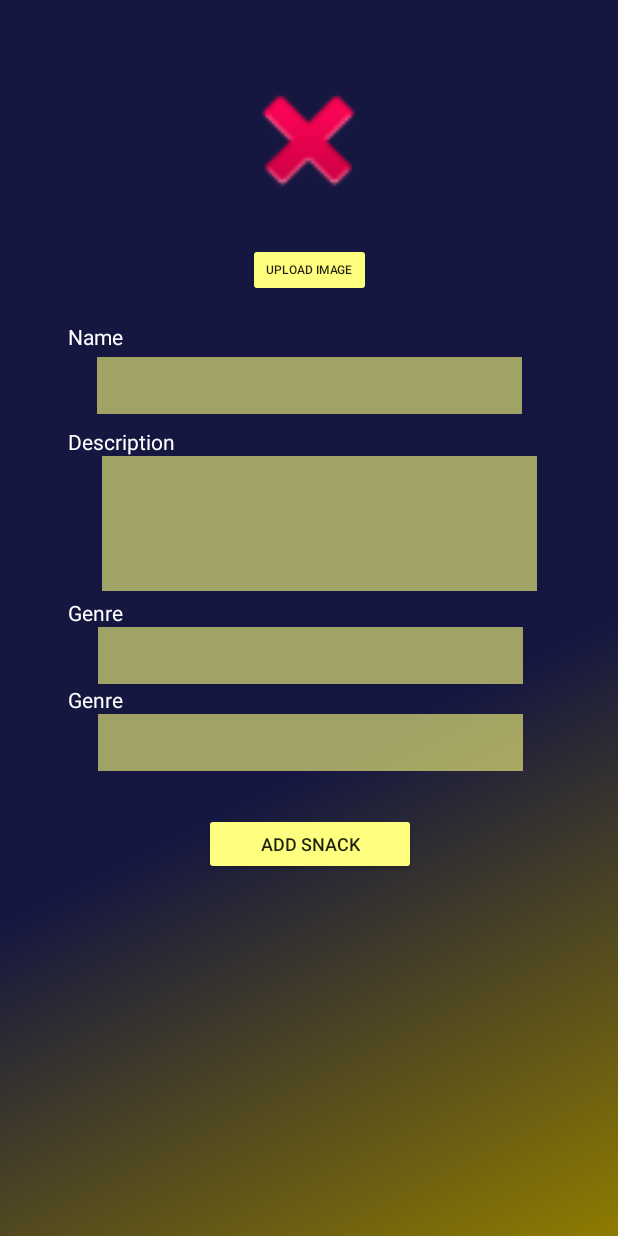
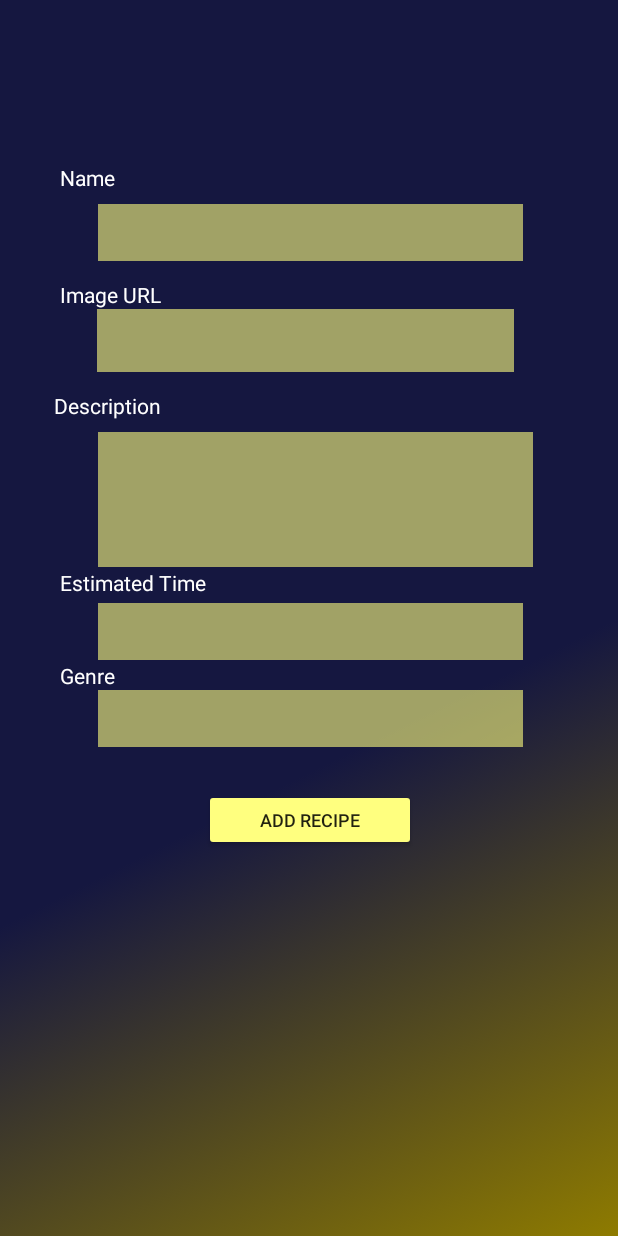
Before and after one commit to getll/PopNWatch, an Android app: the AddRecipeActivity screen opened directly, with no data from a screen before it, on a phone screen of 412 x 824 dp. Run offline under Robolectric (Android 15) with nearby library versions, the phone set to English and light mode, and no system bars.

Commit message:
fixed db shit

```diff
--- a/PopNWatch/app/src/main/java/com/example/popnwatch/AddRecipeActivity.java
+++ b/PopNWatch/app/src/main/java/com/example/popnwatch/AddRecipeActivity.java
@@ -3,12 +3,37 @@ package com.example.popnwatch;
 import androidx.appcompat.app.AppCompatActivity;
 
 import android.os.Bundle;
+import android.view.View;
+import android.widget.Button;
+import android.widget.EditText;
+import android.widget.Toast;
 
 public class AddRecipeActivity extends AppCompatActivity {
+
+    EditText name,img, desc, eta, genre;
+    Button addRecipe;
 
     @Override
     protected void onCreate(Bundle savedInstanceState) {
         super.onCreate( savedInstanceState );
         setContentView( R.layout.activity_add_recipe );
+
+        name = findViewById(R.id.nameRecipeEditTextView);
+        img = findViewById(R.id.imgURLTextPersonName);
+        desc = findViewById(R.id.descriptionEditTextview);
+        eta = findViewById(R.id.etaEditTextView);
+        genre = findViewById(R.id.genreRecipeEditTextView);
+
+        addRecipe = findViewById(R.id.addRecipeButton);
+
+        addRecipe.setOnClickListener(new View.OnClickListener() {
+            @Override
+            public void onClick(View view) {
+                RecipesDb db = new RecipesDb(AddRecipeActivity.this);
+                db.addRecipe(name.getText().toString().trim(),img.getText().toString().trim(),desc.getText().toString().trim(),
+                        eta.getText().toString().trim(),genre.getText().toString().trim());
+                Toast.makeText(AddRecipeActivity.this, "Recipe Added Successfully ", Toast.LENGTH_SHORT).show();
+            }
+        });
     }
 }
--- a/PopNWatch/app/src/main/java/com/example/popnwatch/AdminActivity.java
+++ b/PopNWatch/app/src/main/java/com/example/popnwatch/AdminActivity.java
@@ -27,6 +27,7 @@ public class AdminActivity extends AppCompatActivity {
     ArrayList<String> genre = new ArrayList<>();
 
     SnackDB snackDB;
+    RecipesDb recipesDb;
     FloatingActionButton mainFab, movieFab, snackFab, recipeFab;
     Button add, search;
     RecyclerView recyclerView;
@@ -58,6 +59,7 @@ public class AdminActivity extends AppCompatActivity {
         isVisible = false;
 
         snackDB = new SnackDB( this );
+//        recipesDb = new RecipesDb(this);
 
 
         mainFab.setOnClickListener( new View.OnClickListener() {
@@ -122,12 +124,14 @@ public class AdminActivity extends AppCompatActivity {
                        //Test
                        Toast.makeText(AdminActivity.this, "Shit working " + currentSelect, Toast.LENGTH_SHORT).show();
                         break;
+
                    case "Snack":
 
                        Intent i = new Intent(AdminActivity.this, AddSnackActivity.class);
                        startActivity(i);
                        Toast.makeText(AdminActivity.this, "Shit working " + currentSelect, Toast.LENGTH_SHORT).show();
                         break;
+
                    case "Recipe":
                        Intent r = new Intent(AdminActivity.this, AddRecipeActivity.class);
                        startActivity(r);
--- a/PopNWatch/app/src/main/res/layout/activity_add_recipe.xml
+++ b/PopNWatch/app/src/main/res/layout/activity_add_recipe.xml
@@ -11,11 +11,11 @@
         android:id="@+id/etaTextView"
         android:layout_width="wrap_content"
         android:layout_height="wrap_content"
-        android:text="Genre"
+        android:layout_marginStart="40dp"
+        android:layout_marginBottom="4dp"
+        android:text="Estimated Time"
         android:textColor="@color/white"
         app:layout_constraintBottom_toTopOf="@+id/etaEditTextView"
-        app:layout_constraintEnd_toEndOf="parent"
-        app:layout_constraintHorizontal_bias="0.12"
         app:layout_constraintStart_toStartOf="parent" />
 
     <EditText
@@ -35,31 +35,30 @@
         android:id="@+id/genreTextView"
         android:layout_width="wrap_content"
         android:layout_height="wrap_content"
+        android:layout_marginStart="40dp"
         android:text="Genre"
         android:textColor="@color/white"
         app:layout_constraintBottom_toTopOf="@+id/genreRecipeEditTextView"
-        app:layout_constraintEnd_toEndOf="parent"
-        app:layout_constraintHorizontal_bias="0.12"
         app:layout_constraintStart_toStartOf="parent" />
 
     <TextView
         android:id="@+id/descriptionText"
         android:layout_width="wrap_content"
         android:layout_height="wrap_content"
+        android:layout_marginStart="36dp"
+        android:layout_marginBottom="8dp"
         android:text="Description"
         android:textColor="@color/white"
         app:layout_constraintBottom_toTopOf="@+id/descriptionEditTextview"
-        app:layout_constraintEnd_toEndOf="parent"
-        app:layout_constraintHorizontal_bias="0.134"
         app:layout_constraintStart_toStartOf="parent" />
 
     <Button
-        android:id="@+id/addSnackButton"
+        android:id="@+id/addRecipeButton"
         android:layout_width="141dp"
         android:layout_height="41dp"
         android:layout_marginTop="28dp"
         android:backgroundTint="#FFFF7F"
-        android:text="Add Snack"
+        android:text="Add Recipe"
         android:textSize="12dp"
         app:layout_constraintEnd_toEndOf="parent"
         app:layout_constraintHorizontal_bias="0.502"
@@ -70,15 +69,15 @@
         android:id="@+id/descriptionEditTextview"
         android:layout_width="290dp"
         android:layout_height="90dp"
-        android:layout_marginTop="28dp"
+        android:layout_marginTop="40dp"
         android:background="#99FFFF7F"
         android:ems="10"
         android:inputType="textEmailAddress"
         android:textSize="10dp"
         app:layout_constraintEnd_toEndOf="parent"
-        app:layout_constraintHorizontal_bias="0.557"
+        app:layout_constraintHorizontal_bias="0.537"
         app:layout_constraintStart_toStartOf="parent"
-        app:layout_constraintTop_toBottomOf="@+id/nameRecipeEditTextView" />
+        app:layout_constraintTop_toBottomOf="@+id/imgURLTextPersonName" />
 
     <EditText
         android:id="@+id/etaEditTextView"
@@ -97,47 +96,47 @@
         android:id="@+id/nameRecipeEditTextView"
         android:layout_width="283dp"
         android:layout_height="38dp"
-        android:layout_marginTop="40dp"
+        android:layout_marginTop="136dp"
         android:background="#99FFFF7F"
         android:ems="10"
         android:inputType="textEmailAddress"
         app:layout_constraintEnd_toEndOf="parent"
+        app:layout_constraintHorizontal_bias="0.507"
         app:layout_constraintStart_toStartOf="parent"
-        app:layout_constraintTop_toBottomOf="@+id/uploadSnackButton" />
-
-    <ImageView
-        android:id="@+id/snackImageView"
-        android:layout_width="115dp"
-        android:layout_height="98dp"
-        android:layout_marginTop="44dp"
-        app:layout_constraintEnd_toEndOf="parent"
-        app:layout_constraintHorizontal_bias="0.498"
-        app:layout_constraintStart_toStartOf="parent"
-        app:layout_constraintTop_toTopOf="parent"
-        app:srcCompat="@android:drawable/ic_delete" />
-
-    <Button
-        android:id="@+id/uploadSnackButton"
-        android:layout_width="82dp"
-        android:layout_height="36dp"
-        android:layout_marginTop="20dp"
-        android:backgroundTint="#FFFF7F"
-        android:text="Upload Image"
-        android:textSize="8dp"
-        app:layout_constraintEnd_toEndOf="parent"
-        app:layout_constraintStart_toStartOf="parent"
-        app:layout_constraintTop_toBottomOf="@+id/snackImageView" />
+        app:layout_constraintTop_toTopOf="parent" />
 
     <TextView
         android:id="@+id/nameText"
         android:layout_width="wrap_content"
         android:layout_height="wrap_content"
-        android:layout_marginBottom="4dp"
+        android:layout_marginStart="40dp"
+        android:layout_marginBottom="8dp"
         android:text="Name"
         android:textColor="@color/white"
         app:layout_constraintBottom_toTopOf="@+id/nameRecipeEditTextView"
+        app:layout_constraintStart_toStartOf="parent" />
+
+    <EditText
+        android:id="@+id/imgURLTextPersonName"
+        android:layout_width="278dp"
+        android:layout_height="42dp"
+        android:layout_marginTop="32dp"
+        android:background="#99FFFF7F"
+        android:ems="10"
+        android:inputType="textPersonName"
         app:layout_constraintEnd_toEndOf="parent"
-        app:layout_constraintHorizontal_bias="0.12"
+        app:layout_constraintHorizontal_bias="0.481"
+        app:layout_constraintStart_toStartOf="parent"
+        app:layout_constraintTop_toBottomOf="@+id/nameRecipeEditTextView" />
+
+    <TextView
+        android:id="@+id/urlTextView"
+        android:layout_width="wrap_content"
+        android:layout_height="wrap_content"
+        android:layout_marginStart="40dp"
+        android:text="Image URL"
+        android:textColor="@color/white"
+        app:layout_constraintBottom_toTopOf="@+id/imgURLTextPersonName"
         app:layout_constraintStart_toStartOf="parent" />
 
 </androidx.constraintlayout.widget.ConstraintLayout>
```
Also changed, not shown: PopNWatch/app/src/main/java/com/example/popnwatch/AdminDB.java (+18 -1 lines), PopNWatch/app/src/main/java/com/example/popnwatch/AdminLoginActivity.java (+11 -8 lines), PopNWatch/app/src/main/java/com/example/popnwatch/RecipesDb.java (+9 -6 lines), PopNWatch/app/src/main/java/com/example/popnwatch/SnackDB.java (+5 -4 lines).
